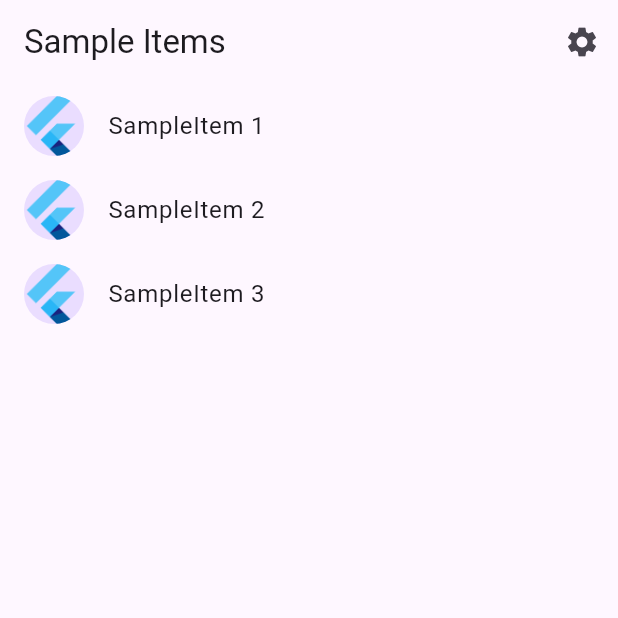
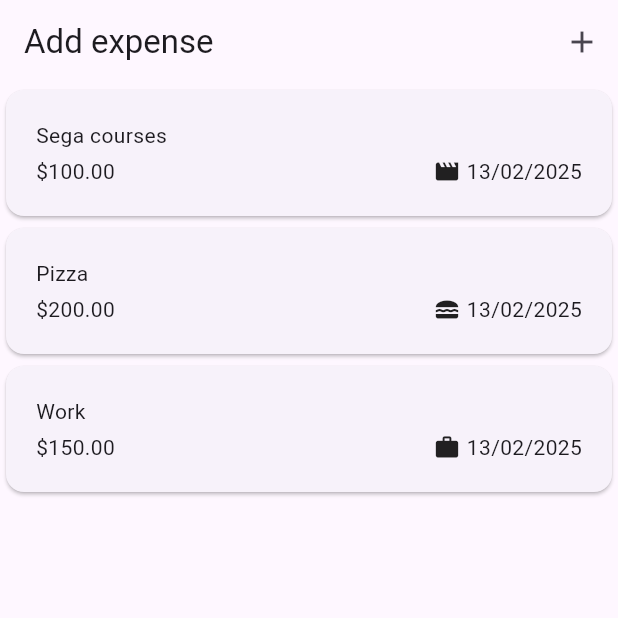
Before and after one commit to powerk1ng/expense_app, a Flutter app: the screen it shows after launch, on a phone screen of 412 x 824 dp, the top half of it. Run offline on Flutter 3.47's test engine with Material 3 defaults, Android fonts, the phone set to English and light mode, and no system bars.

Commit message:
add expenses modal, app bar, dummy data widgets added

```diff
--- a/l10n.yaml
+++ /dev/null
@@ -1,3 +0,0 @@
-arb-dir: lib/src/localization
-template-arb-file: app_en.arb
-output-localization-file: app_localizations.dart
--- a/lib/main.dart
+++ b/lib/main.dart
@@ -1,20 +1,70 @@
+import 'package:expense_app/src/data/models/expense.dart';
+import 'package:expense_app/src/presentation/widgets/expenses_list/expenses_list.dart';
 import 'package:flutter/material.dart';
 
-import 'src/app.dart';
-import 'src/settings/settings_controller.dart';
-import 'src/settings/settings_service.dart';
+void main() async {
+  runApp(MyApp());
+}
 
-void main() async {
-  // Set up the SettingsController, which will glue user settings to multiple
-  // Flutter Widgets.
-  final settingsController = SettingsController(SettingsService());
+class MyApp extends StatelessWidget {
+  MyApp({super.key});
 
-  // Load the user's preferred theme while the splash screen is displayed.
-  // This prevents a sudden theme change when the app is first displayed.
-  await settingsController.loadSettings();
+  final List<Expense> _expensesList = [
+    Expense(
+      amount: 100,
+      title: 'Sega courses',
+      date: DateTime.now(),
+      category: Category.leisure,
+    ),
+    Expense(
+      amount: 200,
+      title: 'Pizza',
+      date: DateTime.now(),
+      category: Category.food,
+    ),
+    Expense(
+      amount: 150,
+      title: 'Work',
+      date: DateTime.now(),
+      category: Category.work,
+    )
+  ];
 
-  // Run the app and pass in the SettingsController. The app listens to the
-  // SettingsController for changes, then passes it further down to the
-  // SettingsView.
-  runApp(MyApp(settingsController: settingsController));
+  final GlobalKey<ScaffoldState> _scaffoldKey = GlobalKey<ScaffoldState>();
+
+  void _openAddExpenseOverlay() {
+    showModalBottomSheet(
+      context: _scaffoldKey.currentContext!,
+      isScrollControlled: true,
+      builder: (ctx) {
+        return SizedBox(
+            height: MediaQuery.of(ctx).size.height * 0.8,
+            width: double.infinity,
+            child: const Text('Modal bottom sheet'));
+      },
+    );
+  }
+
+  @override
+  Widget build(BuildContext context) {
+    return MaterialApp(
+      debugShowCheckedModeBanner: false,
+      home: Scaffold(
+        key: _scaffoldKey,
+        appBar: AppBar(
+          title: const Text('Add expense'),
+          actions: [
+            IconButton(
+              tooltip: 'Show Modal',
+              onPressed: _openAddExpenseOverlay,
+              icon: const Icon(Icons.add),
+            ),
+          ],
+        ),
+        body: ExpensesList(
+          expenses: _expensesList,
+        ),
+      ),
+    );
+  }
 }
--- a/lib/src/app.dart
+++ /dev/null
@@ -1,85 +0,0 @@
-import 'package:flutter/material.dart';
-import 'package:flutter_gen/gen_l10n/app_localizations.dart';
-import 'package:flutter_localizations/flutter_localizations.dart';
-
-import 'sample_feature/sample_item_details_view.dart';
-import 'sample_feature/sample_item_list_view.dart';
-import 'settings/settings_controller.dart';
-import 'settings/settings_view.dart';
-
-/// The Widget that configures your application.
-class MyApp extends StatelessWidget {
-  const MyApp({
-    super.key,
-    required this.settingsController,
-  });
-
-  final SettingsController settingsController;
-
-  @override
-  Widget build(BuildContext context) {
-    // Glue the SettingsController to the MaterialApp.
-    //
-    // The ListenableBuilder Widget listens to the SettingsController for changes.
-    // Whenever the user updates their settings, the MaterialApp is rebuilt.
-    return ListenableBuilder(
-      listenable: settingsController,
-      builder: (BuildContext context, Widget? child) {
-        return MaterialApp(
-          // Providing a restorationScopeId allows the Navigator built by the
-          // MaterialApp to restore the navigation stack when a user leaves and
-          // returns to the app after it has been killed while running in the
-          // background.
-          restorationScopeId: 'app',
-
-          // Provide the generated AppLocalizations to the MaterialApp. This
-          // allows descendant Widgets to display the correct translations
-          // depending on the user's locale.
-          localizationsDelegates: const [
-            AppLocalizations.delegate,
-            GlobalMaterialLocalizations.delegate,
-            GlobalWidgetsLocalizations.delegate,
-            GlobalCupertinoLocalizations.delegate,
-          ],
-          supportedLocales: const [
-            Locale('en', ''), // English, no country code
-          ],
-
-          // Use AppLocalizations to configure the correct application title
-          // depending on the user's locale.
-          //
-          // The appTitle is defined in .arb files found in the localization
-          // directory.
-          onGenerateTitle: (BuildContext context) =>
-              AppLocalizations.of(context)!.appTitle,
-
-          // Define a light and dark color theme. Then, read the user's
-          // preferred ThemeMode (light, dark, or system default) from the
-          // SettingsController to display the correct theme.
-          theme: ThemeData(),
-          darkTheme: ThemeData.dark(),
-          themeMode: settingsController.themeMode,
-
-          // Define a function to handle named routes in order to support
-          // Flutter web url navigation and deep linking.
-          onGenerateRoute: (RouteSettings routeSettings) {
-            return MaterialPageRoute<void>(
-              settings: routeSettings,
-              builder: (BuildContext context) {
-                switch (routeSettings.name) {
-                  case SettingsView.routeName:
-                    return SettingsView(controller: settingsController);
-                  case SampleItemDetailsView.routeName:
-                    return const SampleItemDetailsView();
-                  case SampleItemListView.routeName:
-                  default:
-                    return const SampleItemListView();
-                }
-              },
-            );
-          },
-        );
-      },
-    );
-  }
-}
--- /dev/null
+++ b/lib/src/data/models/expense.dart
@@ -0,0 +1,40 @@
+import 'package:flutter/material.dart';
+import 'package:intl/intl.dart';
+import 'package:uuid/uuid.dart';
+
+const uuid = Uuid();
+
+enum Category {
+  leisure,
+  food,
+  travel,
+  work,
+}
+
+final DateFormat formatter = DateFormat('dd/MM/yyyy');
+
+const categoryIcons = {
+  Category.food: Icons.lunch_dining,
+  Category.travel: Icons.flight_takeoff,
+  Category.leisure: Icons.movie,
+  Category.work: Icons.work
+};
+
+class Expense {
+  final String id;
+  final String title;
+  final double amount;
+  final DateTime date;
+  final Category category;
+
+  String get formattedDate {
+    return formatter.format(date);
+  }
+
+  Expense({
+    required this.amount,
+    required this.title,
+    required this.date,
+    required this.category,
+  }) : id = uuid.v4();
+}
--- a/lib/src/localization/app_en.arb
+++ /dev/null
@@ -1,6 +0,0 @@
-{
-  "appTitle": "expense_app",
-  "@appTitle": {
-    "description": "The title of the application"
-  }
-}
--- /dev/null
+++ b/lib/src/presentation/widgets/expenses_list/expenses_item.dart
@@ -0,0 +1,44 @@
+import 'package:expense_app/src/data/models/expense.dart';
+import 'package:flutter/material.dart';
+
+class ExpensesItem extends StatelessWidget {
+  const ExpensesItem({super.key, required this.expenseItem});
+
+  final Expense expenseItem;
+
+  @override
+  Widget build(BuildContext context) {
+    return Card(
+      child: Padding(
+        padding: const EdgeInsets.symmetric(
+          horizontal: 20,
+          vertical: 20,
+        ),
+        child: Column(
+          crossAxisAlignment: CrossAxisAlignment.start,
+          children: [
+            Text(expenseItem.title),
+            const SizedBox(height: 4),
+            Row(
+              spacing: 10,
+              mainAxisAlignment: MainAxisAlignment.spaceBetween,
+              children: [
+                Text('\$${expenseItem.amount.toStringAsFixed(2)}'),
+                Row(
+                  children: [
+                    Icon(
+                      categoryIcons[expenseItem.category],
+                      size: 18,
+                    ),
+                    SizedBox(width: 4),
+                    Text(expenseItem.formattedDate),
+                  ],
+                )
+              ],
+            )
+          ],
+        ),
+      ),
+    );
+  }
+}
--- /dev/null
+++ b/lib/src/presentation/widgets/expenses_list/expenses_list.dart
@@ -0,0 +1,18 @@
+import 'package:expense_app/src/data/models/expense.dart';
+import 'package:expense_app/src/presentation/widgets/expenses_list/expenses_item.dart';
+import 'package:flutter/material.dart';
+
+class ExpensesList extends StatelessWidget {
+  const ExpensesList({super.key, required this.expenses});
+  final List<Expense> expenses;
+
+  @override
+  Widget build(BuildContext context) {
+    return ListView.builder(
+      itemCount: expenses.length,
+      itemBuilder: (context, index) => ExpensesItem(
+        expenseItem: expenses[index],
+      ),
+    );
+  }
+}
--- a/lib/src/sample_feature/sample_item.dart
+++ /dev/null
@@ -1,6 +0,0 @@
-/// A placeholder class that represents an entity or model.
-class SampleItem {
-  const SampleItem(this.id);
-
-  final int id;
-}
--- a/lib/src/sample_feature/sample_item_list_view.dart
+++ /dev/null
@@ -1,71 +0,0 @@
-import 'package:flutter/material.dart';
-
-import '../settings/settings_view.dart';
-import 'sample_item.dart';
-import 'sample_item_details_view.dart';
-
-/// Displays a list of SampleItems.
-class SampleItemListView extends StatelessWidget {
-  const SampleItemListView({
-    super.key,
-    this.items = const [SampleItem(1), SampleItem(2), SampleItem(3)],
-  });
-
-  static const routeName = '/';
-
-  final List<SampleItem> items;
-
-  @override
-  Widget build(BuildContext context) {
-    return Scaffold(
-      appBar: AppBar(
-        title: const Text('Sample Items'),
-        actions: [
-          IconButton(
-            icon: const Icon(Icons.settings),
-            onPressed: () {
-              // Navigate to the settings page. If the user leaves and returns
-              // to the app after it has been killed while running in the
-              // background, the navigation stack is restored.
-              Navigator.restorablePushNamed(context, SettingsView.routeName);
-            },
-          ),
-        ],
-      ),
-
-      // To work with lists that may contain a large number of items, it’s best
-      // to use the ListView.builder constructor.
-      //
-      // In contrast to the default ListView constructor, which requires
-      // building all Widgets up front, the ListView.builder constructor lazily
-      // builds Widgets as they’re scrolled into view.
-      body: ListView.builder(
-        // Providing a restorationId allows the ListView to restore the
-        // scroll position when a user leaves and returns to the app after it
-        // has been killed while running in the background.
-        restorationId: 'sampleItemListView',
-        itemCount: items.length,
-        itemBuilder: (BuildContext context, int index) {
-          final item = items[index];
-
-          return ListTile(
-            title: Text('SampleItem ${item.id}'),
-            leading: const CircleAvatar(
-              // Display the Flutter Logo image asset.
-              foregroundImage: AssetImage('assets/images/flutter_logo.png'),
-            ),
-            onTap: () {
-              // Navigate to the details page. If the user leaves and returns to
-              // the app after it has been killed while running in the
-              // background, the navigation stack is restored.
-              Navigator.restorablePushNamed(
-                context,
-                SampleItemDetailsView.routeName,
-              );
-            }
-          );
-        },
-      ),
-    );
-  }
-}
--- a/lib/src/settings/settings_controller.dart
+++ /dev/null
@@ -1,50 +0,0 @@
-import 'package:flutter/material.dart';
-
-import 'settings_service.dart';
-
-/// A class that many Widgets can interact with to read user settings, update
-/// user settings, or listen to user settings changes.
-///
-/// Controllers glue Data Services to Flutter Widgets. The SettingsController
-/// uses the SettingsService to store and retrieve user settings.
-class SettingsController with ChangeNotifier {
-  SettingsController(this._settingsService);
-
-  // Make SettingsService a private variable so it is not used directly.
-  final SettingsService _settingsService;
-
-  // Make ThemeMode a private variable so it is not updated directly without
-  // also persisting the changes with the SettingsService.
-  late ThemeMode _themeMode;
-
-  // Allow Widgets to read the user's preferred ThemeMode.
-  ThemeMode get themeMode => _themeMode;
-
-  /// Load the user's settings from the SettingsService. It may load from a
-  /// local database or the internet. The controller only knows it can load the
-  /// settings from the service.
-  Future<void> loadSettings() async {
-    _themeMode = await _settingsService.themeMode();
-
-    // Important! Inform listeners a change has occurred.
-    notifyListeners();
-  }
-
-  /// Update and persist the ThemeMode based on the user's selection.
-  Future<void> updateThemeMode(ThemeMode? newThemeMode) async {
-    if (newThemeMode == null) return;
-
-    // Do not perform any work if new and old ThemeMode are identical
-    if (newThemeMode == _themeMode) return;
-
-    // Otherwise, store the new ThemeMode in memory
-    _themeMode = newThemeMode;
-
-    // Important! Inform listeners a change has occurred.
-    notifyListeners();
-
-    // Persist the changes to a local database or the internet using the
-    // SettingService.
-    await _settingsService.updateThemeMode(newThemeMode);
-  }
-}
--- a/lib/src/settings/settings_service.dart
+++ /dev/null
@@ -1,17 +0,0 @@
-import 'package:flutter/material.dart';
-
-/// A service that stores and retrieves user settings.
-///
-/// By default, this class does not persist user settings. If you'd like to
-/// persist the user settings locally, use the shared_preferences package. If
-/// you'd like to store settings on a web server, use the http package.
-class SettingsService {
-  /// Loads the User's preferred ThemeMode from local or remote storage.
-  Future<ThemeMode> themeMode() async => ThemeMode.system;
-
-  /// Persists the user's preferred ThemeMode to local or remote storage.
-  Future<void> updateThemeMode(ThemeMode theme) async {
-    // Use the shared_preferences package to persist settings locally or the
-    // http package to persist settings over the network.
-  }
-}
```
Also changed, not shown: lib/src/pages/expenses_screen.dart (added, +17 -0 lines), lib/src/sample_feature/sample_item_details_view.dart (deleted, +0 -20 lines), lib/src/settings/settings_view.dart (deleted, +0 -51 lines), pubspec.yaml (+5 -4 lines), pubspec.lock, 2 other files.
